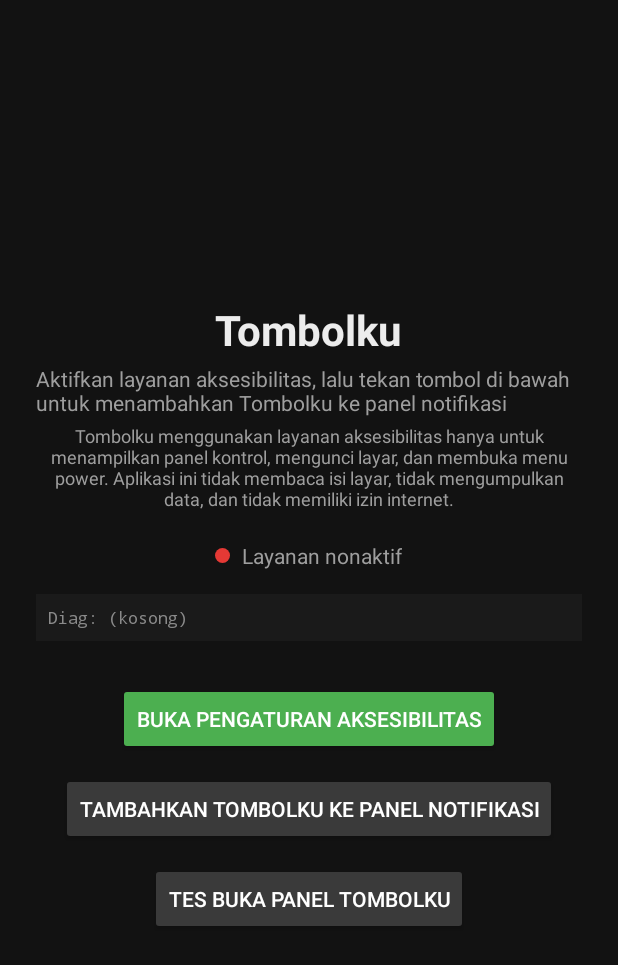
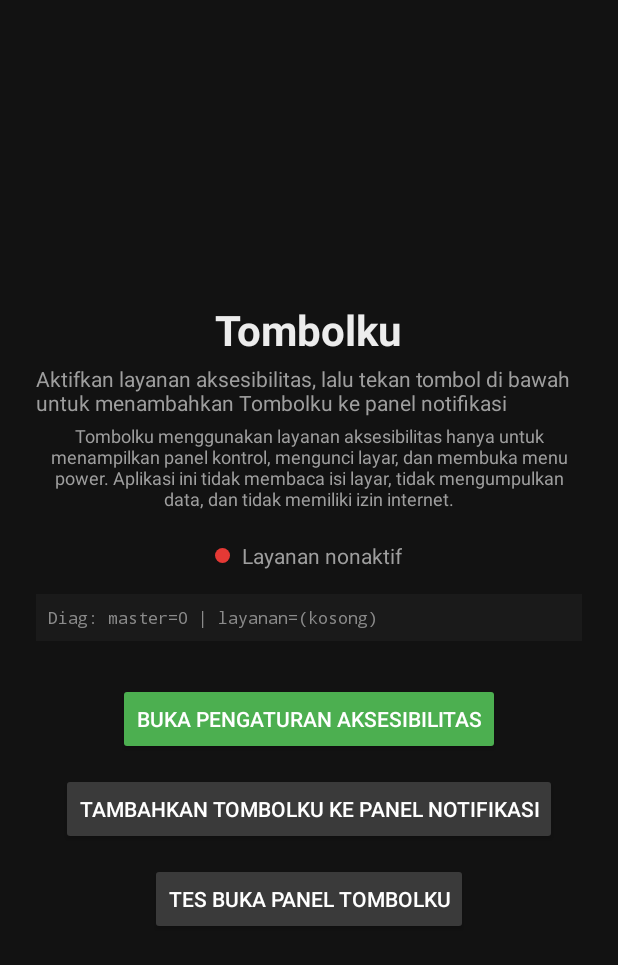
Before and after one commit to Mochizhouuu/Tombolku, an Android app: the screen it shows after launch (MainActivity), on a phone screen of 412 x 824 dp. Shown: the top 965 px of the screen. Run offline under Robolectric (Android 15) with nearby library versions, the phone set to English and light mode, and no system bars; 1 statement that could not run was skipped.

Commit message:
Diag v1.6: tampilkan flag master accessibility_enabled + string layanan mentah, bump 5/1.6

```diff
--- a/app/build.gradle.kts
+++ b/app/build.gradle.kts
@@ -37,8 +37,8 @@ android {
         applicationId = "com.tombolku.app"
         minSdk = 28
         targetSdk = 34
-        versionCode = 4
-        versionName = "1.5"
+        versionCode = 5
+        versionName = "1.6"
     }
 
     signingConfigs {
--- a/app/src/main/java/com/tombolku/app/MainActivity.kt
+++ b/app/src/main/java/com/tombolku/app/MainActivity.kt
@@ -110,7 +110,12 @@ class MainActivity : AppCompatActivity() {
             contentResolver,
             Settings.Secure.ENABLED_ACCESSIBILITY_SERVICES
         ) ?: "(kosong)"
-        findViewById<TextView>(R.id.diagText).text = getString(R.string.diag_line, raw)
+        val master = try {
+            Settings.Global.getInt(contentResolver, Settings.Global.ACCESSIBILITY_ENABLED)
+        } catch (e: Exception) {
+            -1
+        }
+        findViewById<TextView>(R.id.diagText).text = getString(R.string.diag_line, master, raw)
 
         val dot = findViewById<View>(R.id.statusDot)
         val text = findViewById<TextView>(R.id.statusText)
--- a/app/src/main/res/layout/activity_main.xml
+++ b/app/src/main/res/layout/activity_main.xml
@@ -62,7 +62,6 @@
         android:background="#1A1A1A"
         android:fontFamily="monospace"
         android:padding="8dp"
-        android:text="@string/diag_line"
         android:textColor="#8A8A8A"
         android:textIsSelectable="true"
         android:textSize="11sp" />
--- a/app/src/main/res/values/strings.xml
+++ b/app/src/main/res/values/strings.xml
@@ -13,7 +13,7 @@
     <string name="status_connected">Layanan tersambung</string>
     <string name="status_enabled_not_connected">Layanan aktif tapi gagal tersambung — coba matikan lalu aktifkan lagi</string>
     <string name="status_off">Layanan nonaktif</string>
-    <string name="diag_line">Diag: %1$s</string>
+    <string name="diag_line">Diag: master=%1$d | layanan=%2$s</string>
     <string name="service_summary">Tombolku: pengganti tombol power dan volume</string>
     <string name="service_desc">Menampilkan panel kontrol untuk mengunci layar, membuka menu power, dan mengatur volume dari ubin Quick Settings.</string>
     <string name="action_lock">Kunci layar</string>
```
